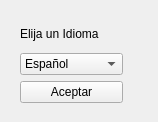
Joscart/Juego-OCA, file idiomas.ui: the form before one commit.
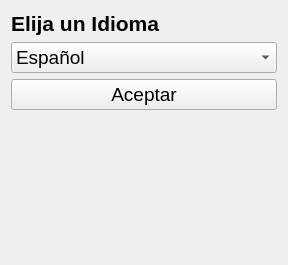
The form after the commit.

Patch:
```diff
--- a/idiomas.ui
+++ b/idiomas.ui
@@ -6,27 +6,26 @@
    <rect>
     <x>0</x>
     <y>0</y>
-    <width>158</width>
-    <height>122</height>
+    <width>288</width>
+    <height>265</height>
    </rect>
   </property>
   <property name="windowTitle">
    <string>Form</string>
   </property>
-  <widget class="QWidget" name="">
-   <property name="geometry">
-    <rect>
-     <x>20</x>
-     <y>20</y>
-     <width>103</width>
-     <height>83</height>
-    </rect>
-   </property>
+  <layout class="QVBoxLayout" name="verticalLayout_3">
+   <item>
    <layout class="QVBoxLayout" name="verticalLayout_2">
     <item>
      <layout class="QVBoxLayout" name="verticalLayout">
       <item>
        <widget class="QLabel" name="label">
+         <property name="font">
+          <font>
+           <pointsize>16</pointsize>
+           <bold>true</bold>
+          </font>
+         </property>
         <property name="text">
          <string>Elija un Idioma</string>
         </property>
@@ -34,6 +33,11 @@
       </item>
       <item>
        <widget class="QComboBox" name="cbIdiomas">
+         <property name="font">
+          <font>
+           <pointsize>14</pointsize>
+          </font>
+         </property>
         <item>
          <property name="text">
           <string>Español</string>
@@ -50,13 +54,32 @@
     </item>
     <item>
      <widget class="QPushButton" name="bttnAceptar">
+       <property name="font">
+        <font>
+         <pointsize>14</pointsize>
+        </font>
+       </property>
       <property name="text">
        <string>Aceptar</string>
       </property>
      </widget>
     </item>
-   </layout>
-  </widget>
+     <item>
+      <spacer name="verticalSpacer">
+       <property name="orientation">
+        <enum>Qt::Vertical</enum>
+       </property>
+       <property name="sizeHint" stdset="0">
+        <size>
+         <width>20</width>
+         <height>40</height>
+        </size>
+       </property>
+      </spacer>
+     </item>
+    </layout>
+   </item>
+  </layout>
  </widget>
  <resources/>
  <connections/>
```
Lines whose indentation alone changed are shown as unchanged.
